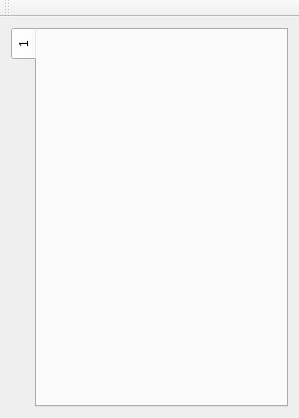
Above: mainwindow.ui from proton/zNotes before the change. Below: the same form after it.
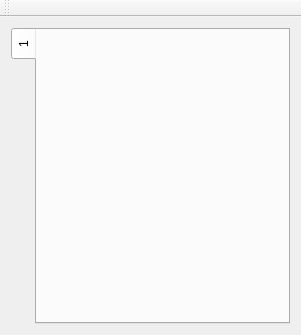
That is the form after the change.

Commit message: 0.2.1 * Added save of dialog's width and height on close

What changed in the file:
```diff
--- a/mainwindow.ui
+++ b/mainwindow.ui
@@ -6,8 +6,8 @@
    <rect>
     <x>0</x>
     <y>0</y>
-    <width>299</width>
-    <height>418</height>
+    <width>301</width>
+    <height>335</height>
    </rect>
   </property>
   <property name="windowTitle">
```
The commit also changes 3 other files.
